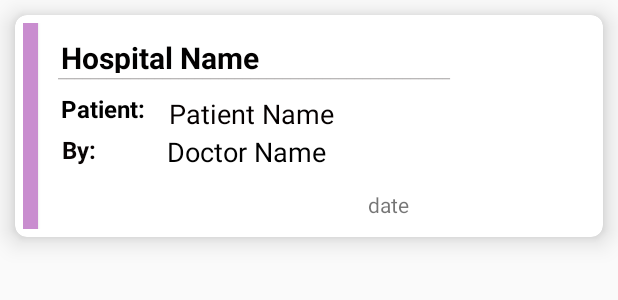
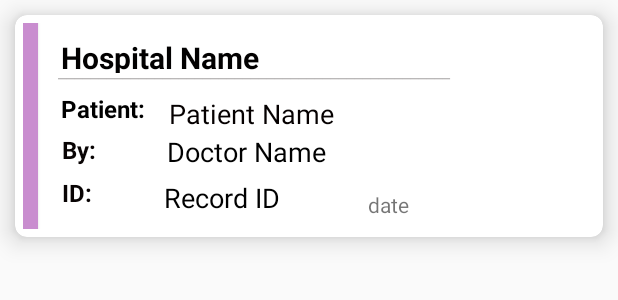
Before and after one commit to raghadn/HealthBuddyAdmin, an Android app: the layout record_item.xml on its own in the app's theme, with its tools: preview values and no code run, on a phone screen of 412 x 824 dp. Shown: the top 300 px of the screen. Run offline under Robolectric (Android 15) with nearby library versions, the phone set to English and light mode, and no system bars.

```diff
--- a/app/src/main/AndroidManifest.xml
+++ b/app/src/main/AndroidManifest.xml
@@ -25,6 +25,8 @@
         <activity android:name=".MainActivity" />
         <activity android:name=".SearchForPatient" />
         <activity android:name=".Notifications" />
+        <activity android:name=".WriteBloodTest" />
+        <activity android:name=".ReadActivity" />
         <activity android:name=".Login">
             <intent-filter>
                 <action android:name="android.intent.action.MAIN" />
--- a/app/src/main/java/com/example/myhealthbuddyadmin/DoctorProfile.java
+++ b/app/src/main/java/com/example/myhealthbuddyadmin/DoctorProfile.java
@@ -83,8 +83,8 @@ public class DoctorProfile extends AppCompatActivity {
         dref.addValueEventListener(new ValueEventListener() {
             @Override
             public void onDataChange(@NonNull DataSnapshot dataSnapshot) {
-                if (dataSnapshot.exists()) {
-                    String fName, hos;
+                        if (dataSnapshot.exists()) {
+                            String fName, hos;
                     fName = dataSnapshot.child("name").getValue().toString();
                     userName.setText(fName);
                     hos = dataSnapshot.child("hospital").getValue().toString();
--- a/app/src/main/res/layout/record_item.xml
+++ b/app/src/main/res/layout/record_item.xml
@@ -14,7 +14,6 @@
         android:layout_height="137dp"
         android:layout_margin="5dp"
         android:orientation="vertical">
-
 
         <TextView
             android:id="@+id/hname"
@@ -165,6 +164,47 @@
             android:textColor="#A4949191"
             android:textSize="12sp" />
 
+        <TextView
+            android:id="@+id/Rid2"
+            android:layout_width="wrap_content"
+            android:layout_height="26dp"
+            android:layout_alignParentStart="true"
+            android:layout_alignParentLeft="true"
+            android:layout_alignParentTop="true"
+            android:layout_alignParentEnd="true"
+            android:layout_alignParentRight="true"
+            android:layout_alignParentBottom="true"
+            android:layout_marginStart="26dp"
+            android:layout_marginLeft="26dp"
+            android:layout_marginTop="102dp"
+            android:layout_marginEnd="298dp"
+            android:layout_marginRight="298dp"
+            android:layout_marginBottom="9dp"
+            android:text="ID: "
+            android:textColor="#FD070202"
+            android:textSize="16sp"
+            android:textStyle="bold" />
+
+        <TextView
+            android:id="@+id/Rid"
+            android:layout_width="232dp"
+            android:layout_height="22dp"
+            android:layout_alignParentStart="true"
+            android:layout_alignParentLeft="true"
+            android:layout_alignParentTop="true"
+            android:layout_alignParentEnd="true"
+            android:layout_alignParentRight="true"
+            android:layout_alignParentBottom="true"
+            android:layout_marginStart="94dp"
+            android:layout_marginLeft="94dp"
+            android:layout_marginTop="104dp"
+            android:layout_marginEnd="36dp"
+            android:layout_marginRight="36dp"
+            android:layout_marginBottom="11dp"
+            android:text="Record ID"
+            android:textColor="#000000"
+            android:textSize="18sp" />
+
     </RelativeLayout>
 
 
```
Also changed, not shown: app/src/main/java/com/example/myhealthbuddyadmin/Prescriptions.java (+267 -2 lines), app/src/main/res/layout/activity_prescriptions.xml (+17 -1 lines).
